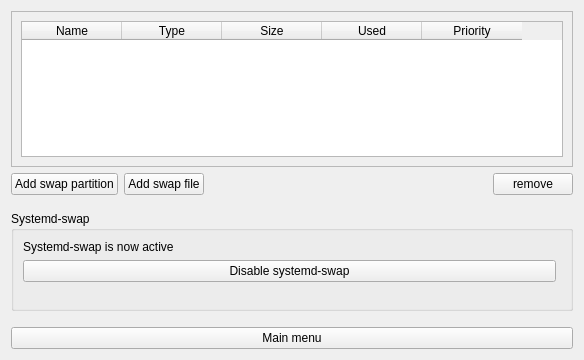
First picture: the form in swap_wid.ui, repository Thenujan-0/system_maintenance, before the edit.
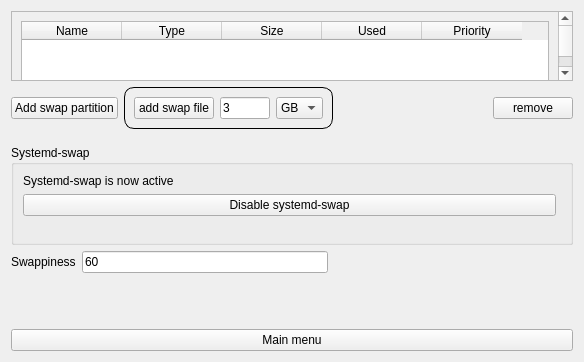
Second picture: the form after the edit.

Patch:
```diff
--- a/swap_wid.ui
+++ b/swap_wid.ui
@@ -33,7 +33,7 @@
           <x>0</x>
           <y>0</y>
           <width>562</width>
-          <height>107</height>
+          <height>102</height>
          </rect>
         </property>
         <layout class="QGridLayout" name="gridLayout_3">
@@ -86,10 +86,65 @@
         </widget>
        </item>
        <item>
-        <widget class="QPushButton" name="btn_add_swap_file">
-         <property name="text">
-          <string>Add swap file</string>
+        <widget class="QGroupBox" name="groupBox_2">
+         <property name="font">
+          <font>
+           <weight>50</weight>
+           <bold>false</bold>
+          </font>
          </property>
+         <property name="styleSheet">
+          <string notr="true">QGroupBox{border: 1px solid black;border-radius:10px;}</string>
+         </property>
+         <property name="title">
+          <string/>
+         </property>
+         <property name="flat">
+          <bool>false</bool>
+         </property>
+         <layout class="QGridLayout" name="gridLayout_4">
+          <item row="0" column="0">
+           <layout class="QHBoxLayout" name="horizontalLayout_2">
+            <property name="bottomMargin">
+             <number>0</number>
+            </property>
+            <item>
+             <widget class="QPushButton" name="btn_add_swapfile">
+              <property name="text">
+               <string>add swap file</string>
+              </property>
+             </widget>
+            </item>
+            <item>
+             <widget class="QLineEdit" name="ledit_swapfile_size">
+              <property name="maximumSize">
+               <size>
+                <width>50</width>
+                <height>16777215</height>
+               </size>
+              </property>
+              <property name="text">
+               <string>3</string>
+              </property>
+             </widget>
+            </item>
+            <item>
+             <widget class="QComboBox" name="comboBox_swapfile_size_extention">
+              <item>
+               <property name="text">
+                <string>GB</string>
+               </property>
+              </item>
+              <item>
+               <property name="text">
+                <string>TB</string>
+               </property>
+              </item>
+             </widget>
+            </item>
+           </layout>
+          </item>
+         </layout>
         </widget>
        </item>
        <item>
@@ -157,6 +212,40 @@
        </layout>
       </widget>
      </item>
+     <item>
+      <layout class="QHBoxLayout" name="horizontalLayout_5">
+       <property name="bottomMargin">
+        <number>40</number>
+       </property>
+       <item>
+        <widget class="QLabel" name="label">
+         <property name="text">
+          <string>Swappiness</string>
+         </property>
+        </widget>
+       </item>
+       <item>
+        <widget class="QLineEdit" name="lineEdit">
+         <property name="text">
+          <string>60</string>
+         </property>
+        </widget>
+       </item>
+       <item>
+        <spacer name="horizontalSpacer_2">
+         <property name="orientation">
+          <enum>Qt::Horizontal</enum>
+         </property>
+         <property name="sizeHint" stdset="0">
+          <size>
+           <width>40</width>
+           <height>20</height>
+          </size>
+         </property>
+        </spacer>
+       </item>
+      </layout>
+     </item>
     </layout>
    </item>
    <item row="1" column="0">
```
